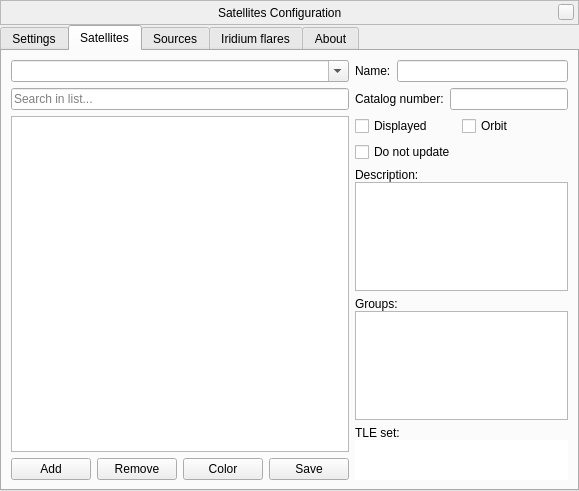
Qt form plugins/Satellites/src/gui/satellitesDialog.ui (519984307/stellarium_src) before a commit.
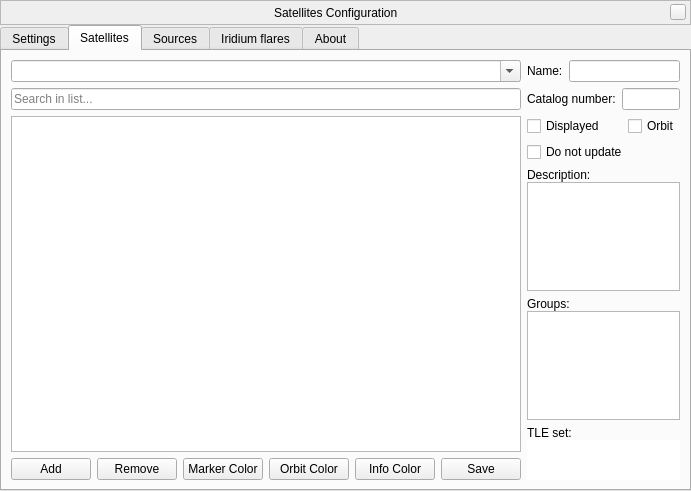
The same form after that commit. The open tabs and pages were chosen to show the change. Custom widgets are drawn as their Qt base class.

Commit message: The color picker button was split into 3 buttons to define separate colors for info, orbit and marker of satellite (Satellites plugin; see #910 for details)

The edit to the form file:
```diff
--- a/plugins/Satellites/src/gui/satellitesDialog.ui
+++ b/plugins/Satellites/src/gui/satellitesDialog.ui
@@ -626,7 +626,39 @@
               <string>Change color for selected satellites</string>
              </property>
              <property name="text">
-              <string notr="true">Color</string>
+              <string notr="true">Marker Color</string>
+             </property>
+            </widget>
+           </item>
+           <item>
+            <widget class="QPushButton" name="satOrbitColorPickerButton">
+             <property name="sizePolicy">
+              <sizepolicy hsizetype="Fixed" vsizetype="Fixed">
+               <horstretch>0</horstretch>
+               <verstretch>0</verstretch>
+              </sizepolicy>
+             </property>
+             <property name="toolTip">
+              <string>Change orbits color for selected satellites</string>
+             </property>
+             <property name="text">
+              <string notr="true">Orbit Color</string>
+             </property>
+            </widget>
+           </item>
+           <item>
+            <widget class="QPushButton" name="satInfoColorPickerButton">
+             <property name="sizePolicy">
+              <sizepolicy hsizetype="Fixed" vsizetype="Fixed">
+               <horstretch>0</horstretch>
+               <verstretch>0</verstretch>
+              </sizepolicy>
+             </property>
+             <property name="toolTip">
+              <string>Change info color for selected satellites</string>
+             </property>
+             <property name="text">
+              <string notr="true">Info Color</string>
              </property>
             </widget>
            </item>
```
Left out of the diff: 6 changed lines with no effect on the pictures. The commit also changes 6 other files.
